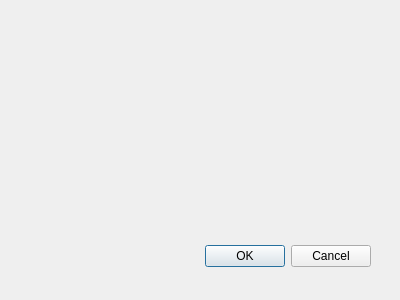
Qt form pipeline_planner_dialog_base.ui (joselara112/qgis-pipelineplanner) before a commit.
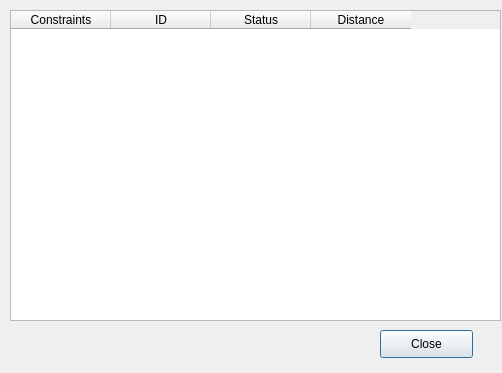
The same form after that commit.

Commit message: creacion de la ruta de pipeline y reporte en el cuadro de impacto

```diff
--- a/pipeline_planner_dialog_base.ui
+++ b/pipeline_planner_dialog_base.ui
@@ -1,31 +1,59 @@
-<ui version="4.0" >
- <class>PipelinePlannerDialogBase</class>
- <widget class="QDialog" name="PipelinePlannerDialogBase" >
-  <property name="geometry" >
+<?xml version="1.0" encoding="UTF-8"?>
+<ui version="4.0">
+ <class>dlgPipelineDialog</class>
+ <widget class="QDialog" name="dlgPipelineDialog">
+  <property name="geometry">
    <rect>
     <x>0</x>
     <y>0</y>
-    <width>400</width>
-    <height>300</height>
+    <width>502</width>
+    <height>373</height>
    </rect>
   </property>
   <property name="windowTitle" >
    <string>Pipeline Planner</string>
   </property>
-  <widget class="QDialogButtonBox" name="button_box" >
-   <property name="geometry" >
+  <widget class="QTableWidget" name="tblImpacts">
+   <property name="geometry">
     <rect>
-     <x>30</x>
-     <y>240</y>
-     <width>341</width>
-     <height>32</height>
+     <x>10</x>
+     <y>10</y>
+     <width>491</width>
+     <height>311</height>
     </rect>
    </property>
-   <property name="orientation" >
-    <enum>Qt::Horizontal</enum>
+   <column>
+    <property name="text">
+     <string>Constraints</string>
+    </property>
+   </column>
+   <column>
+    <property name="text">
+     <string>ID</string>
+    </property>
+   </column>
+   <column>
+    <property name="text">
+     <string>Status</string>
+    </property>
+   </column>
+   <column>
+    <property name="text">
+     <string>Distance</string>
+    </property>
+   </column>
+  </widget>
+  <widget class="QPushButton" name="btnPush">
+   <property name="geometry">
+    <rect>
+     <x>380</x>
+     <y>330</y>
+     <width>93</width>
+     <height>28</height>
+    </rect>
    </property>
-   <property name="standardButtons" >
-    <set>QDialogButtonBox::Cancel|QDialogButtonBox::Ok</set>
+   <property name="text">
+    <string>Close</string>
    </property>
   </widget>
  </widget>
```
Left out of the diff: 36 changed lines with no effect on the pictures. The commit also changes 1 other file.
